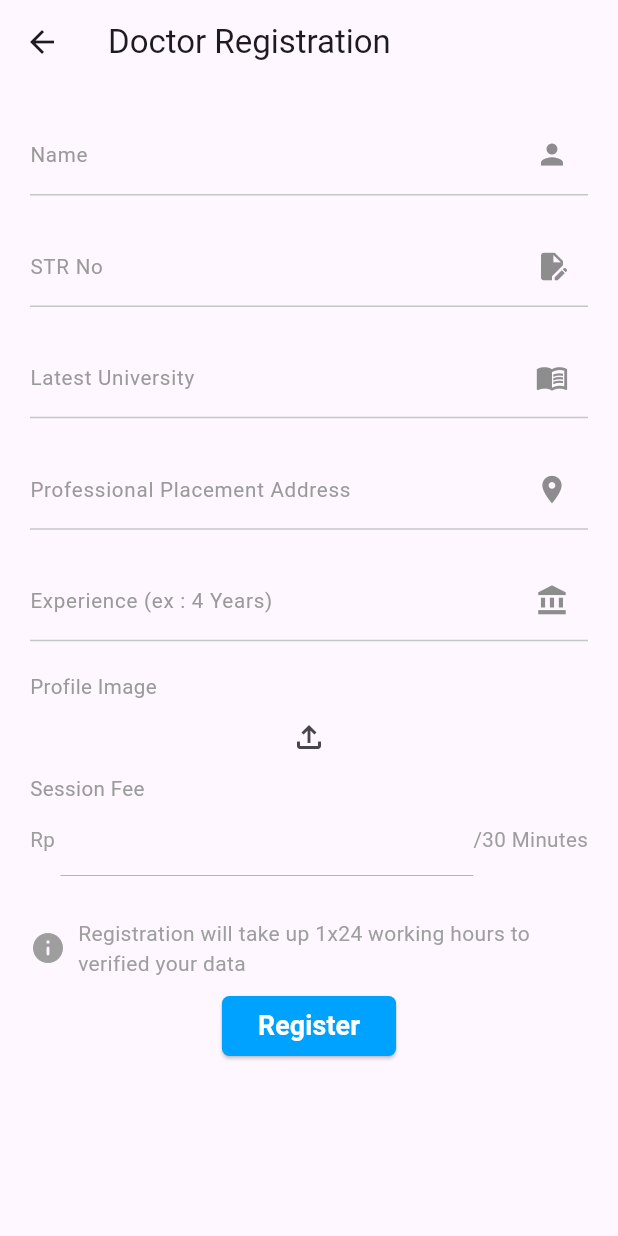
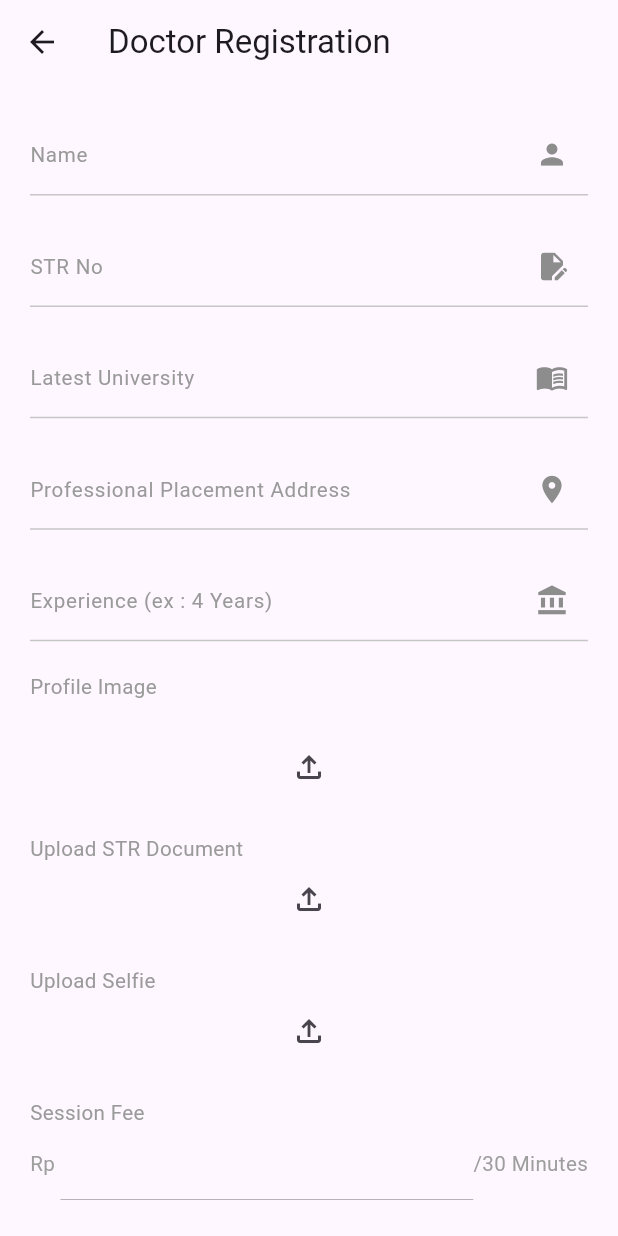
Before and after one commit to kenthken/co_pet, a Flutter app: the PetDoctorRegistrationScreen screen opened directly with empty values, on a phone screen of 412 x 824 dp. Run offline on Flutter 3.47's test engine with Material 3 defaults, Android fonts, the phone set to English and light mode, and no system bars; our stand-ins replace bloc, carousel_slider, dio, dots_indicator, draggable_home, file_picker and 19 more; missing offline and left inert: clipboard, firebase_app_check, flutter_firebase_chat_core, gif_view, time_slot; accounts and stored records are empty.

Commit message:
Update pet doctor registration

```diff
--- a/lib/presentation/pet-service/service_registration/pet_doctor_registration_screen.dart
+++ b/lib/presentation/pet-service/service_registration/pet_doctor_registration_screen.dart
@@ -27,21 +27,28 @@ class _PetDoctorRegistrationScreenState
       _placement = TextEditingController(),
       _price = TextEditingController(),
       _experience = TextEditingController();
+
   bool nameValidate = false,
       strValidate = false,
       educationValidate = false,
       placementValidate = false,
       priceValidate = false,
       experienceValidate = false,
-      photoValidate = false;
+      photoValidate = false,
+      photoStrValidate = false,
+      photoSelfieValidate = false;
+
   String nameErrorM = "",
       strErrorM = "",
       educationErrorM = "",
       placementErrorM = "",
       priceErrorM = "",
       experienceErrorM = "",
-      photoErrorM = "";
-  XFile? selectedImage;
+      photoErrorM = "",
+      photoStrErrorM = "",
+      photoSelfieErrorM = "";
+
+  XFile? selectedImage, selectedImageStr, selectedImageSelfie;
 
   Widget textField(String title, TextEditingController controller,
       IconData icon, bool validate, String errorMessage) {
@@ -106,6 +113,9 @@ class _PetDoctorRegistrationScreenState
                       : const SizedBox()
                 ],
               ),
+              const SizedBox(
+                height: 20,
+              ),
               IconButton(
                   onPressed: () async {
                     final result = await ImagePicker().pickImage(
@@ -125,6 +135,87 @@ class _PetDoctorRegistrationScreenState
                       width: 100.w,
                       child: Image.file(File(selectedImage!.path)))
                   : const SizedBox(),
+              const SizedBox(
+                height: 20,
+              ),
+              Row(
+                children: [
+                  Text(
+                    "Upload STR Document",
+                    textAlign: TextAlign.left,
+                    style: TextStyle(
+                        color: const Color.fromARGB(255, 154, 154, 154),
+                        fontSize: 10.sp),
+                  ),
+                  photoStrValidate
+                      ? Text(
+                          "   $photoStrErrorM",
+                          style: TextStyle(color: Colors.red, fontSize: 9.sp),
+                        )
+                      : const SizedBox()
+                ],
+              ),
+              IconButton(
+                  onPressed: () async {
+                    final result = await ImagePicker().pickImage(
+                      imageQuality: 70,
+                      maxWidth: 1440,
+                      source: ImageSource.gallery,
+                    );
+
+                    setState(() {
+                      selectedImageStr = result;
+                    });
+                  },
+                  icon: const Icon(Icons.file_upload_outlined)),
+              selectedImageStr != null
+                  ? SizedBox(
+                      height: 40.w,
+                      width: 100.w,
+                      child: Image.file(File(selectedImageStr!.path)))
+                  : const SizedBox(),
+              const SizedBox(
+                height: 20,
+              ),
+              Row(
+                children: [
+                  Text(
+                    "Upload Selfie",
+                    textAlign: TextAlign.left,
+                    style: TextStyle(
+                        color: const Color.fromARGB(255, 154, 154, 154),
+                        fontSize: 10.sp),
+                  ),
+                  photoSelfieValidate
+                      ? Text(
+                          "   $photoSelfieErrorM",
+                          style: TextStyle(color: Colors.red, fontSize: 9.sp),
+                        )
+                      : const SizedBox()
+                ],
+              ),
+              IconButton(
+                  onPressed: () async {
+                    final result = await ImagePicker().pickImage(
+                      imageQuality: 70,
+                      maxWidth: 1440,
+                      source: ImageSource.gallery,
+                    );
+
+                    setState(() {
+                      selectedImageSelfie = result;
+                    });
+                  },
+                  icon: const Icon(Icons.file_upload_outlined)),
+              selectedImageSelfie != null
+                  ? SizedBox(
+                      height: 40.w,
+                      width: 100.w,
+                      child: Image.file(File(selectedImageSelfie!.path)))
+                  : const SizedBox(),
+              const SizedBox(
+                height: 20,
+              ),
               Row(
                 children: [
                   Text(
@@ -196,6 +287,8 @@ class _PetDoctorRegistrationScreenState
                     placementValidate = _placement.text.isEmpty;
                     experienceValidate = _experience.text.isEmpty;
                     photoValidate = selectedImage == null;
+                    photoStrValidate = selectedImageStr == null;
+                    photoSelfieValidate = selectedImageSelfie == null;
                     priceValidate = _price.text.isEmpty;
                     if (nameValidate) {
                       nameErrorM = "Please input name";
@@ -226,7 +319,15 @@ class _PetDoctorRegistrationScreenState
                     }
 
                     if (photoValidate) {
-                      photoErrorM = "Upload profile photo";
+                      photoErrorM = "Upload Profile photo";
+                    }
+
+                    if (photoStrValidate) {
+                      photoStrErrorM = "Upload Str document";
+                    }
+
+                    if (photoSelfieValidate) {
+                      photoSelfieErrorM = "Upload Selfie photo";
                     }
 
                     if (priceValidate) {
@@ -237,12 +338,16 @@ class _PetDoctorRegistrationScreenState
                       priceErrorM = "Minimum price Rp 10.000";
                     }
 
+                    setState(() {});
+
                     if (!nameValidate &&
                         !strValidate &&
                         !educationValidate &&
                         !placementValidate &&
                         !experienceValidate &&
                         !photoValidate &&
+                        !photoStrValidate &&
+                        !photoSelfieValidate &&
                         !priceValidate &&
                         int.parse(_price.text) > 10000) {
                       List<int> imageBytes =
@@ -254,6 +359,7 @@ class _PetDoctorRegistrationScreenState
                           size: 50,
                         ),
                       );
+
                       DoctorRegisterModel data = DoctorRegisterModel(
                           penyediaId: widget.penyediaId,
                           nama: _name.text,
@@ -267,6 +373,8 @@ class _PetDoctorRegistrationScreenState
 
                       final registerSuccess =
                           await DokterRegisterRepository().registerDokter(data);
+
+                      debugPrint(registerSuccess.toString());
 
                       if (registerSuccess) {
                         Future.delayed(Duration.zero, () {
```
